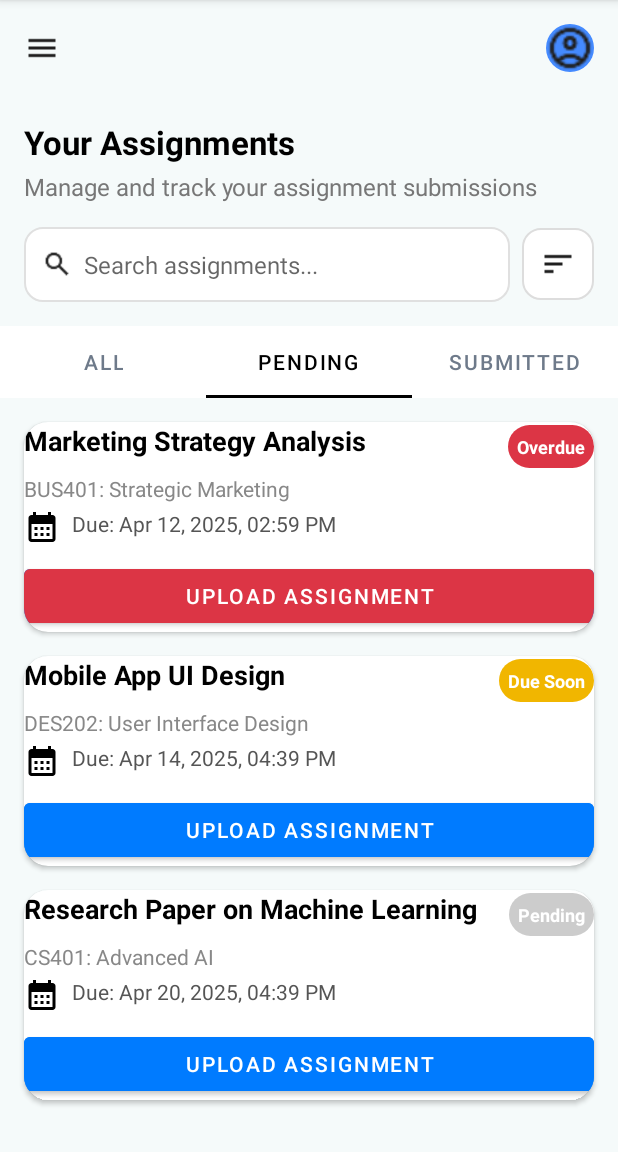
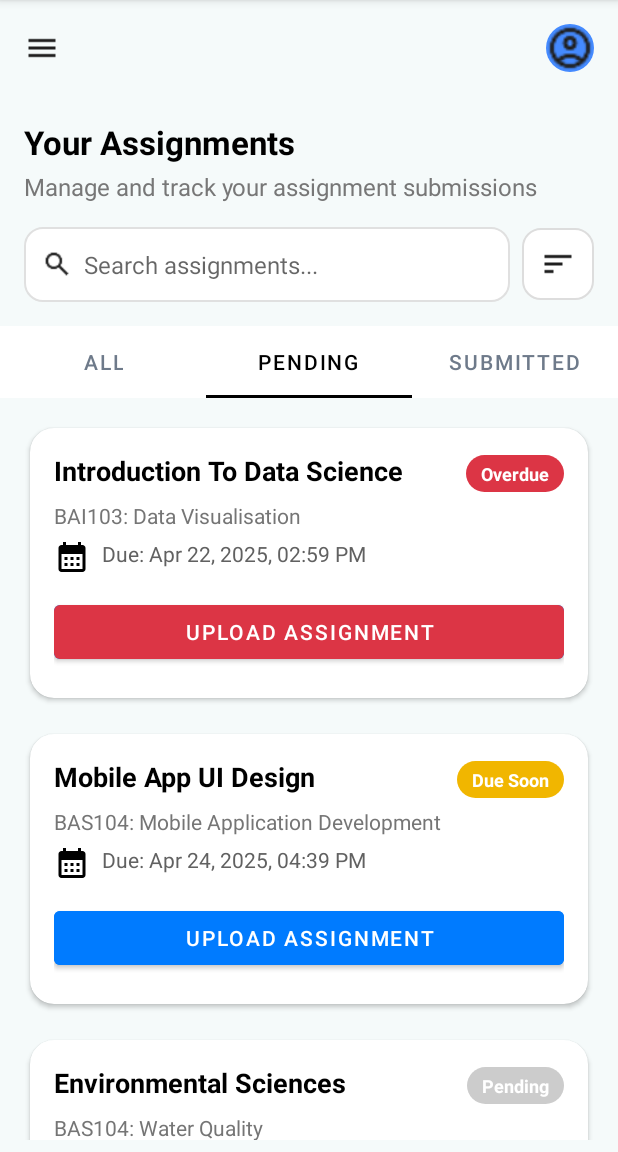
Before and after one commit to shuchish06/Mad_proj, an Android app: the AllFragment screen opened directly, with no data from a screen before it, tab 2 chosen, on a phone screen of 412 x 824 dp, the part 84-1236 px from its top. Run offline under Robolectric (Android 15) with nearby library versions, the phone set to English and light mode, and no system bars; 1 statement that could not run was skipped.

Commit message:
pushing all the changes

```diff
--- a/app/src/main/java/com/robox/galaxy/AllFragment.kt
+++ b/app/src/main/java/com/robox/galaxy/AllFragment.kt
@@ -25,28 +25,28 @@ class AllFragment : Fragment() {
 
         val assignments = listOf(
             Assignment(
-                "Literature Review: Modern Novels",
-                "LIT303: Contemporary Literature",
-                "Apr 11, 2025, 02:59 PM",
+                "Android Architecture",
+                "BCS104: Mobile Application Development",
+                "May 20, 2025, 02:59 PM",
                 "Submitted",
-                "2 files uploaded"
+                "1 file uploaded"
             ),
             Assignment(
-                "Marketing Strategy Analysis",
-                "BUS401: Strategic Marketing",
-                "Apr 12, 2025, 02:59 PM",
+                "Introduction To Data Science",
+                "BAI103: Data Visualisation ",
+                "Apr 22, 2025, 02:59 PM",
                 "Overdue"
             ),
             Assignment(
                 "Mobile App UI Design",
-                "DES202: User Interface Design",
-                "Apr 14, 2025, 02:59 PM",
+                "BAS104: Mobile Application Development",
+                "Apr 24, 2025, 02:59 PM",
                 "Due Soon"
             ),
             Assignment(
-                "Research Paper on Machine Learning",
-                "CS401: Advanced AI",
-                "Apr 20, 2025, 02:59 PM",
+                "Environmental Sciences",
+                "BAS104: Water Quality",
+                "Apr 30, 2025, 02:59 PM",
                 "Pending"
             )
         )
--- a/app/src/main/java/com/robox/galaxy/AssignmentAdapter.kt
+++ b/app/src/main/java/com/robox/galaxy/AssignmentAdapter.kt
@@ -1,7 +1,6 @@
 package com.robox.galaxy
 
-
-
+import android.content.Intent
 import android.graphics.Color
 import android.view.LayoutInflater
 import android.view.View
@@ -9,7 +8,6 @@ import android.view.ViewGroup
 import android.widget.Button
 import android.widget.TextView
 import androidx.recyclerview.widget.RecyclerView
-
 
 class AssignmentAdapter(private val items: List<Assignment>) :
     RecyclerView.Adapter<AssignmentAdapter.AssignmentViewHolder>() {
@@ -35,7 +33,7 @@ class AssignmentAdapter(private val items: List<Assignment>) :
         holder.dueDate.text = "Due: ${assignment.dueDate}"
         holder.status.text = assignment.status
 
-        // Status background and button color
+        // Set background and button based on status
         when (assignment.status) {
             "Submitted" -> {
                 holder.status.setBackgroundResource(R.drawable.status_bg_green)
@@ -58,6 +56,18 @@ class AssignmentAdapter(private val items: List<Assignment>) :
                 holder.actionBtn.setBackgroundColor(Color.parseColor("#007bff"))
             }
         }
+
+        // Handle button click
+        holder.actionBtn.setOnClickListener {
+            if (assignment.status != "Submitted") {
+                val context = holder.itemView.context
+                val intent = Intent(context, Submission::class.java)
+                intent.putExtra("assignmentTitle", assignment.title)
+                intent.putExtra("courseCode", assignment.courseCode)
+                intent.putExtra("dueDate", assignment.dueDate)
+                context.startActivity(intent)
+            }
+        }
     }
 
     override fun getItemCount(): Int = items.size
--- a/app/src/main/java/com/robox/galaxy/CourseDisplay.kt
+++ b/app/src/main/java/com/robox/galaxy/CourseDisplay.kt
@@ -6,6 +6,8 @@ import android.view.View
 import android.view.ViewGroup
 import android.widget.TextView
 import androidx.recyclerview.widget.RecyclerView
+import android.content.Intent
+
 
 class CourseDisplay(private val courses: MutableList<Course>) :
 RecyclerView.Adapter<CourseDisplay.ViewHolder>() {
@@ -29,6 +31,18 @@ RecyclerView.Adapter<CourseDisplay.ViewHolder>() {
         Log.d(TAG, "onBindViewHolder: Binding course at position $position - Name: ${course.name}, Description: ${course.description}")
         holder.name.text = course.name ?: "No Name"
         holder.description.text = course.description ?: "No Description"
+
+        // intent from this activity to firstactivity
+        holder.itemView.setOnClickListener {
+            val context = holder.itemView.context
+            val intent = Intent(context, FirstActivity::class.java)
+
+            // Pass tabIndex as extra (example: 1 = Pending tab)
+            intent.putExtra("tabIndex", 0)
+
+            context.startActivity(intent)
+        }
+
     }
 
     override fun getItemCount(): Int = courses.size
--- a/app/src/main/java/com/robox/galaxy/FirstActivity.kt
+++ b/app/src/main/java/com/robox/galaxy/FirstActivity.kt
@@ -29,6 +29,11 @@ class FirstActivity : AppCompatActivity() {
                 else -> ""
             }
         }.attach()
+
+        // Set initial tab if provided
+        val tabIndex = intent.getIntExtra("tabIndex", 0)
+        viewPager.currentItem = tabIndex
+
         }
 
 
--- a/app/src/main/java/com/robox/galaxy/PendingFragment.kt
+++ b/app/src/main/java/com/robox/galaxy/PendingFragment.kt
@@ -8,6 +8,7 @@ import android.view.ViewGroup
 import androidx.fragment.app.Fragment
 import androidx.recyclerview.widget.LinearLayoutManager
 import androidx.recyclerview.widget.RecyclerView
+
 
 
 class PendingFragment : Fragment() {
@@ -27,21 +28,21 @@ class PendingFragment : Fragment() {
 
         val assignments = listOf(
             Assignment(
-                "Marketing Strategy Analysis",
-                "BUS401: Strategic Marketing",
-                "Apr 12, 2025, 02:59 PM",
+                "Introduction To Data Science",
+                "BAI103: Data Visualisation",
+                "Apr 22, 2025, 02:59 PM",
                 "Overdue"
             ),
             Assignment(
                 "Mobile App UI Design",
-                "DES202: User Interface Design",
-                "Apr 14, 2025, 04:39 PM",
+                "BAS104: Mobile Application Development",
+                "Apr 24, 2025, 04:39 PM",
                 "Due Soon"
             ),
             Assignment(
-                "Research Paper on Machine Learning",
-                "CS401: Advanced AI",
-                "Apr 20, 2025, 04:39 PM",
+                "Environmental Sciences",
+                "BAS104: Water Quality",
+                "Apr 30, 2025, 02:59 PM",
                 "Pending"
             )
         )
--- a/app/src/main/java/com/robox/galaxy/Submission.kt
+++ b/app/src/main/java/com/robox/galaxy/Submission.kt
@@ -43,6 +43,12 @@ class Submission : AppCompatActivity() {
             // Simulate successful upload
             Toast.makeText(this, "Assignment uploaded successfully!", Toast.LENGTH_SHORT).show()
             finish()
+
+            // Redirect to FirstActivity and go to Submitted tab (index 2)
+            val intent = Intent(this, FirstActivity::class.java)
+            intent.putExtra("tabIndex", 2)
+            startActivity(intent)
+            finish()
         }
     }
 
--- a/app/src/main/java/com/robox/galaxy/SubmittedFragment.kt
+++ b/app/src/main/java/com/robox/galaxy/SubmittedFragment.kt
@@ -27,11 +27,11 @@ class SubmittedFragment : Fragment() {
 
         val assignments = listOf(
             Assignment(
-                "Literature Review: Modern Novels",
-                "LIT303: Contemporary Literature",
-                "Apr 11, 2025, 04:40 PM",
+                "Android Architecture",
+                "BCS104: Mobile Application Development",
+                "May 20, 2025, 02:59 PM",
                 "Submitted",
-                "2 files uploaded"
+                "1 file uploaded"
             )
         )
 
--- a/app/src/main/res/layout/item_assignment.xml
+++ b/app/src/main/res/layout/item_assignment.xml
@@ -3,17 +3,17 @@
     xmlns:app="http://schemas.android.com/apk/res-auto"
     android:layout_width="match_parent"
     android:layout_height="wrap_content"
-    android:layout_margin="8dp"
-    android:elevation="4dp"
-    android:padding="12dp"
-    android:background="@android:color/white"
+    android:layout_margin="12dp"
+    android:elevation="6dp"
     android:foreground="?attr/selectableItemBackground"
-    app:cardCornerRadius="16dp">
+    app:cardCornerRadius="16dp"
+    app:cardBackgroundColor="@android:color/white">
 
     <LinearLayout
         android:layout_width="match_parent"
         android:layout_height="wrap_content"
-        android:orientation="vertical">
+        android:orientation="vertical"
+        android:padding="16dp">
 
         <RelativeLayout
             android:layout_width="match_parent"
@@ -33,7 +33,8 @@
                 android:id="@+id/status"
                 android:layout_width="wrap_content"
                 android:layout_height="wrap_content"
-                android:padding="6dp"
+                android:paddingHorizontal="10dp"
+                android:paddingVertical="4dp"
                 android:text="Due Soon"
                 android:textSize="12sp"
                 android:textStyle="bold"
@@ -48,26 +49,31 @@
             android:layout_width="wrap_content"
             android:layout_height="wrap_content"
             android:text="CS401: Advanced AI"
-            android:textColor="#888888"
-            android:layout_marginTop="4dp" />
+            android:textColor="#757575"
+            android:textSize="14sp"
+            android:layout_marginTop="6dp" />
 
         <TextView
             android:id="@+id/dueDate"
             android:layout_width="wrap_content"
             android:layout_height="wrap_content"
             android:text="Due: Apr 20, 2025, 04:39 PM"
-            android:layout_marginTop="4dp"
+            android:layout_marginTop="6dp"
             android:drawableLeft="@drawable/ic_calendar"
             android:drawablePadding="8dp"
-            android:textColor="#555555" />
+            android:textColor="#616161"
+            android:textSize="14sp" />
 
         <Button
             android:id="@+id/actionBtn"
             android:layout_width="match_parent"
             android:layout_height="wrap_content"
-            android:layout_marginTop="10dp"
+            android:layout_marginTop="14dp"
+            android:layout_marginBottom="4dp"
             android:backgroundTint="#007bff"
             android:text="Upload Assignment"
-            android:textColor="#fff" />
+            android:textAllCaps="true"
+            android:textColor="#FFFFFF"
+            android:textSize="14sp" />
     </LinearLayout>
 </androidx.cardview.widget.CardView>
```
